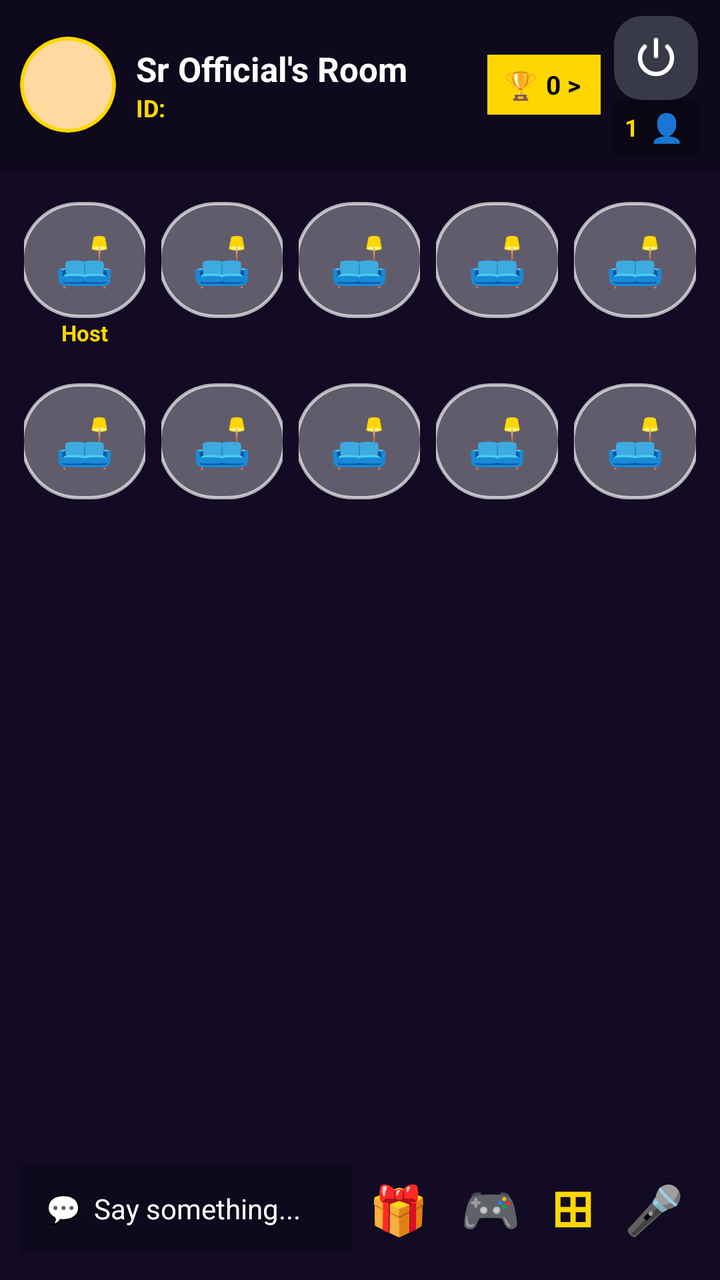
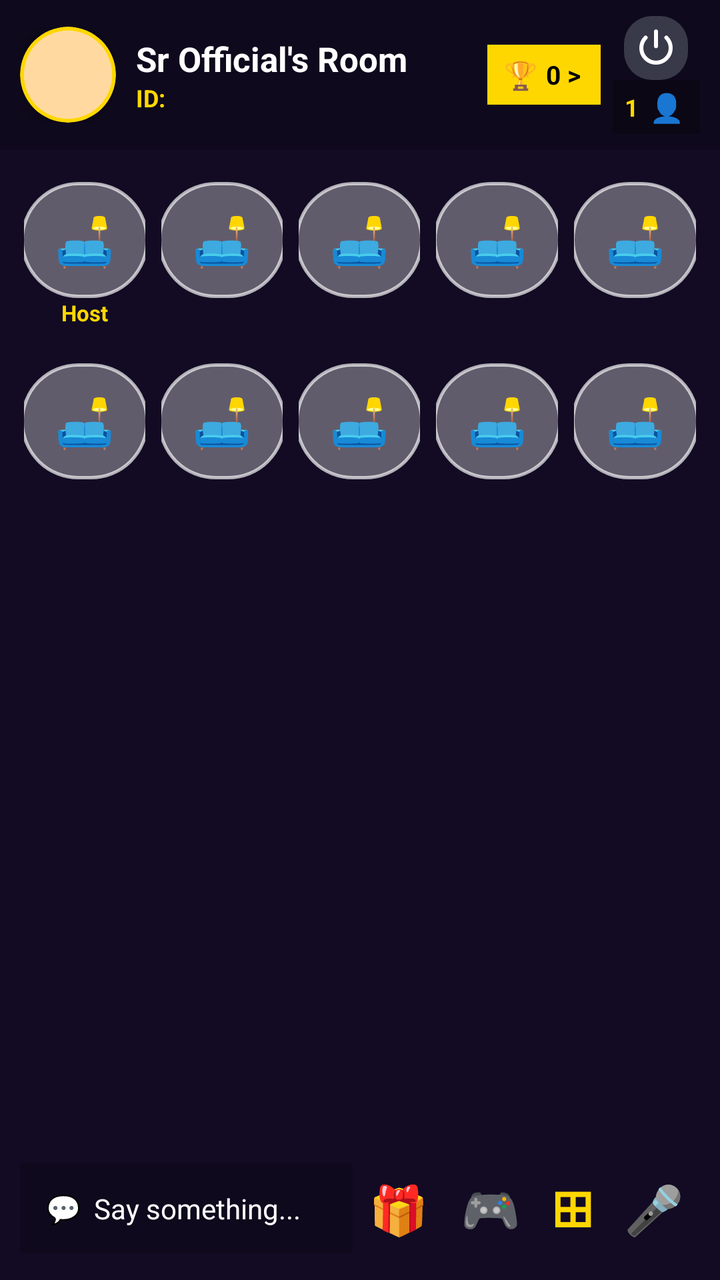

Before-and-after screenshots of an Android layout around one commit, followed by the original layout XML and the change that was made.
<!-- AndroidManifest.xml: activity theme Theme.SRVoiceChat -->
<!-- res/layout/activity_voice_room.xml -->
<?xml version="1.0" encoding="utf-8"?>
<FrameLayout xmlns:android="http://schemas.android.com/apk/res/android"
    xmlns:app="http://schemas.android.com/apk/res-auto"
    android:layout_width="match_parent"
    android:layout_height="match_parent"
    android:background="#1B1035">

    <ImageView
        android:id="@+id/imgRoomBackground"
        android:layout_width="match_parent"
        android:layout_height="match_parent"
        android:scaleType="centerCrop"
        android:background="#1B1035" />

    <View
        android:layout_width="match_parent"
        android:layout_height="match_parent"
        android:background="#55000000" />

    <LinearLayout
        android:layout_width="match_parent"
        android:layout_height="match_parent"
        android:orientation="vertical">

        
        <LinearLayout
            android:layout_width="match_parent"
            android:layout_height="wrap_content"
            android:orientation="horizontal"
            android:gravity="center_vertical"
            android:background="#33000000"
            android:paddingStart="10dp"
            android:paddingEnd="10dp"
            android:paddingTop="8dp"
            android:paddingBottom="8dp">

            <FrameLayout
                android:layout_width="48dp"
                android:layout_height="48dp">

                <androidx.cardview.widget.CardView
                    android:layout_width="48dp"
                    android:layout_height="48dp"
                    app:cardCornerRadius="24dp"
                    app:cardElevation="6dp"
                    app:cardBackgroundColor="#FFD700">

                    <androidx.cardview.widget.CardView
                        android:layout_width="44dp"
                        android:layout_height="44dp"
                        android:layout_gravity="center"
                        app:cardCornerRadius="22dp"
                        app:cardElevation="0dp">

                        <ImageView
                            android:id="@+id/roomHeaderProfileImg"
                            android:layout_width="match_parent"
                            android:layout_height="match_parent"
                            android:scaleType="centerCrop"
                            android:background="#FFD9A0"
                            android:src="@mipmap/ic_launcher" />
                    </androidx.cardview.widget.CardView>
                </androidx.cardview.widget.CardView>

                <ImageView
                    android:id="@+id/roomHeaderHeadwearImg"
                    android:layout_width="26dp"
                    android:layout_height="26dp"
                    android:layout_gravity="top|end"
                    android:scaleType="centerCrop"
                    android:visibility="gone" />
            </FrameLayout>

            <LinearLayout
                android:layout_width="0dp"
                android:layout_height="wrap_content"
                android:layout_weight="1"
                android:orientation="vertical"
                android:paddingStart="10dp">

                <TextView
                    android:id="@+id/roomTitleText"
                    android:layout_width="wrap_content"
                    android:layout_height="wrap_content"
                    android:text="Sr Official's Room"
                    android:textColor="#FFFFFF"
                    android:textSize="17sp"
                    android:textStyle="bold"
                    android:maxLines="1"
                    android:ellipsize="end" />

                <TextView
                    android:id="@+id/roomInfoText"
                    android:layout_width="wrap_content"
                    android:layout_height="wrap_content"
                    android:text="ID: "
                    android:textColor="#FFD700"
                    android:textSize="12sp"
                    android:textStyle="bold" />

                <TextView
                    android:id="@+id/tvRoomName"
                    android:layout_width="wrap_content"
                    android:layout_height="wrap_content"
                    android:text="Voice Room"
                    android:visibility="gone" />

                <TextView
                    android:id="@+id/tvRoomId"
                    android:layout_width="wrap_content"
                    android:layout_height="wrap_content"
                    android:text="Room ID: "
                    android:visibility="gone" />

                <TextView
                    android:id="@+id/tvMyIdInRoom"
                    android:layout_width="wrap_content"
                    android:layout_height="wrap_content"
                    android:text="ID: "
                    android:visibility="gone" />
            </LinearLayout>

            <LinearLayout
                android:id="@+id/layoutRankingBanner"
                android:layout_width="wrap_content"
                android:layout_height="30dp"
                android:orientation="horizontal"
                android:gravity="center_vertical"
                android:background="#FFD700"
                android:paddingStart="8dp"
                android:paddingEnd="10dp"
                android:clickable="true"
                android:focusable="true">

                <TextView
                    android:id="@+id/btnInRoomRanking"
                    android:layout_width="wrap_content"
                    android:layout_height="wrap_content"
                    android:text="🏆"
                    android:textSize="14sp"
                    android:paddingEnd="4dp" />

                <TextView
                    android:id="@+id/textRankingTotalCoins"
                    android:layout_width="wrap_content"
                    android:layout_height="wrap_content"
                    android:text="0 &gt;"
                    android:textColor="#000000"
                    android:textSize="13sp"
                    android:textStyle="bold" />
            </LinearLayout>

            <TextView
                android:id="@+id/textRoomCoins"
                android:layout_width="wrap_content"
                android:layout_height="wrap_content"
                android:text="🪙 0"
                android:textColor="#FFFFFF"
                android:textSize="13sp"
                android:textStyle="bold"
                android:paddingStart="2dp"
                android:paddingEnd="6dp"
                android:visibility="gone" />

            <LinearLayout
                android:layout_width="wrap_content"
                android:layout_height="wrap_content"
                android:orientation="vertical"
                android:gravity="center"
                android:paddingStart="6dp">

                <ImageButton
                    android:id="@+id/btnPower"
                    android:layout_width="42dp"
                    android:layout_height="42dp"
                    android:background="@drawable/bg_power_button"
                    android:src="@drawable/ic_power_white"
                    android:scaleType="centerInside"
                    android:padding="9dp" />

                <LinearLayout
                    android:layout_width="wrap_content"
                    android:layout_height="wrap_content"
                    android:orientation="horizontal"
                    android:gravity="center_vertical"
                    android:background="#40000000"
                    android:paddingHorizontal="6dp"
                    android:paddingVertical="2dp">

                    <TextView
                        android:id="@+id/textOnlineCount"
                        android:layout_width="wrap_content"
                        android:layout_height="wrap_content"
                        android:text="1"
                        android:textColor="#FFD700"
                        android:textSize="12sp"
                        android:textStyle="bold" />

                    <TextView
                        android:id="@+id/btnOnlineList"
                        android:layout_width="wrap_content"
                        android:layout_height="wrap_content"
                        android:text=" 👤"
                        android:textSize="14sp"
                        android:padding="2dp" />
                </LinearLayout>
            </LinearLayout>
        </LinearLayout>

        <LinearLayout
            android:id="@+id/layoutOwnerTools"
            android:layout_width="match_parent"
            android:layout_height="wrap_content"
            android:orientation="horizontal"
            android:visibility="gone">

            <Button
                android:id="@+id/btnRoomSet"
                android:layout_width="0dp"
                android:layout_height="wrap_content"
                android:layout_weight="1"
                android:text="Room Set" />

            <Button
                android:id="@+id/btnRoomEdit"
                android:layout_width="0dp"
                android:layout_height="wrap_content"
                android:layout_weight="1"
                android:text="Edit Room" />
        </LinearLayout>

        <androidx.recyclerview.widget.RecyclerView
            android:id="@+id/rvOnline"
            android:layout_width="match_parent"
            android:layout_height="wrap_content"
            android:visibility="gone" />

        
        <LinearLayout
            android:layout_width="match_parent"
            android:layout_height="wrap_content"
            android:orientation="horizontal"
            android:weightSum="5"
            android:paddingTop="12dp"
            android:paddingStart="8dp"
            android:paddingEnd="8dp"
            android:paddingBottom="2dp">

            <LinearLayout
                android:id="@+id/seat_0"
                android:layout_width="0dp"
                android:layout_height="wrap_content"
                android:layout_weight="1"
                android:orientation="vertical"
                android:gravity="center"
                android:padding="4dp">

                <FrameLayout
                    android:layout_width="64dp"
                    android:layout_height="58dp"
                    android:background="@drawable/bg_sofa_seat">

                    <ImageView
                        android:id="@+id/seatImg_0"
                        android:layout_width="match_parent"
                        android:layout_height="match_parent"
                        android:scaleType="centerCrop"
                        android:visibility="gone" />

                    <TextView
                        android:id="@+id/seatLetter_0"
                        android:layout_width="match_parent"
                        android:layout_height="match_parent"
                        android:gravity="center"
                        android:text="🛋️"
                        android:textSize="24sp"
                        android:textColor="#FFFFFF" />
                </FrameLayout>

                <TextView
                    android:layout_width="wrap_content"
                    android:layout_height="wrap_content"
                    android:text="Host"
                    android:textSize="11sp"
                    android:textColor="#FFD700"
                    android:textStyle="bold" />
            </LinearLayout>

            <LinearLayout
                android:id="@+id/seat_1"
                android:layout_width="0dp"
                android:layout_height="wrap_content"
                android:layout_weight="1"
                android:orientation="vertical"
                android:gravity="center"
                android:padding="4dp">

                <FrameLayout
                    android:layout_width="64dp"
                    android:layout_height="58dp"
                    android:background="@drawable/bg_sofa_seat">

                    <ImageView
                        android:id="@+id/seatImg_1"
                        android:layout_width="match_parent"
                        android:layout_height="match_parent"
                        android:scaleType="centerCrop"
                        android:visibility="gone" />

                    <TextView
                        android:id="@+id/seatLetter_1"
                        android:layout_width="match_parent"
                        android:layout_height="match_parent"
                        android:gravity="center"
                        android:text="🛋️"
                        android:textSize="24sp"
                        android:textColor="#FFFFFF" />
                </FrameLayout>

                <TextView
                    android:layout_width="wrap_content"
                    android:layout_height="wrap_content"
                    android:text=""
                    android:textSize="11sp"
                    android:textColor="#FFFFFF"
                    android:textStyle="bold" />
            </LinearLayout>

            <LinearLayout
                android:id="@+id/seat_2"
                android:layout_width="0dp"
                android:layout_height="wrap_content"
                android:layout_weight="1"
                android:orientation="vertical"
                android:gravity="center"
                android:padding="4dp">

                <FrameLayout
                    android:layout_width="64dp"
                    android:layout_height="58dp"
                    android:background="@drawable/bg_sofa_seat">

                    <ImageView
                        android:id="@+id/seatImg_2"
                        android:layout_width="match_parent"
                        android:layout_height="match_parent"
                        android:scaleType="centerCrop"
                        android:visibility="gone" />

                    <TextView
                        android:id="@+id/seatLetter_2"
                        android:layout_width="match_parent"
                        android:layout_height="match_parent"
                        android:gravity="center"
                        android:text="🛋️"
                        android:textSize="24sp"
                        android:textColor="#FFFFFF" />
                </FrameLayout>

                <TextView
                    android:layout_width="wrap_content"
                    android:layout_height="wrap_content"
                    android:text=""
                    android:textSize="11sp"
                    android:textColor="#FFFFFF"
                    android:textStyle="bold" />
            </LinearLayout>

            <LinearLayout
                android:id="@+id/seat_3"
                android:layout_width="0dp"
                android:layout_height="wrap_content"
                android:layout_weight="1"
                android:orientation="vertical"
                android:gravity="center"
                android:padding="4dp">

                <FrameLayout
                    android:layout_width="64dp"
                    android:layout_height="58dp"
                    android:background="@drawable/bg_sofa_seat">

                    <ImageView
                        android:id="@+id/seatImg_3"
                        android:layout_width="match_parent"
                        android:layout_height="match_parent"
                        android:scaleType="centerCrop"
                        android:visibility="gone" />

                    <TextView
                        android:id="@+id/seatLetter_3"
                        android:layout_width="match_parent"
                        android:layout_height="match_parent"
                        android:gravity="center"
                        android:text="🛋️"
                        android:textSize="24sp"
                        android:textColor="#FFFFFF" />
                </FrameLayout>

                <TextView
                    android:layout_width="wrap_content"
                    android:layout_height="wrap_content"
                    android:text=""
                    android:textSize="11sp"
                    android:textColor="#FFFFFF"
                    android:textStyle="bold" />
            </LinearLayout>

            <LinearLayout
                android:id="@+id/seat_4"
                android:layout_width="0dp"
                android:layout_height="wrap_content"
                android:layout_weight="1"
                android:orientation="vertical"
                android:gravity="center"
                android:padding="4dp">

                <FrameLayout
                    android:layout_width="64dp"
                    android:layout_height="58dp"
                    android:background="@drawable/bg_sofa_seat">

                    <ImageView
                        android:id="@+id/seatImg_4"
                        android:layout_width="match_parent"
                        android:layout_height="match_parent"
                        android:scaleType="centerCrop"
                        android:visibility="gone" />

                    <TextView
                        android:id="@+id/seatLetter_4"
                        android:layout_width="match_parent"
                        android:layout_height="match_parent"
                        android:gravity="center"
                        android:text="🛋️"
                        android:textSize="24sp"
                        android:textColor="#FFFFFF" />
                </FrameLayout>

                <TextView
                    android:layout_width="wrap_content"
                    android:layout_height="wrap_content"
                    android:text=""
                    android:textSize="11sp"
                    android:textColor="#FFFFFF"
                    android:textStyle="bold" />
            </LinearLayout>
        </LinearLayout>

        
        <LinearLayout
            android:layout_width="match_parent"
            android:layout_height="wrap_content"
            android:orientation="horizontal"
            android:weightSum="5"
            android:padding="8dp">

            <LinearLayout
                android:id="@+id/seat_5"
                android:layout_width="0dp"
                android:layout_height="wrap_content"
                android:layout_weight="1"
                android:orientation="vertical"
                android:gravity="center"
                android:padding="4dp">

                <FrameLayout
                    android:layout_width="64dp"
                    android:layout_height="58dp"
                    android:background="@drawable/bg_sofa_seat">

                    <ImageView
                        android:id="@+id/seatImg_5"
                        android:layout_width="match_parent"
                        android:layout_height="match_parent"
                        android:scaleType="centerCrop"
                        android:visibility="gone" />

                    <TextView
                        android:id="@+id/seatLetter_5"
                        android:layout_width="match_parent"
                        android:layout_height="match_parent"
                        android:gravity="center"
                        android:text="🛋️"
                        android:textSize="24sp"
                        android:textColor="#FFFFFF" />
                </FrameLayout>

                <TextView
                    android:layout_width="wrap_content"
                    android:layout_height="wrap_content"
                    android:text=""
                    android:textSize="11sp"
                    android:textColor="#FFFFFF"
                    android:textStyle="bold" />
            </LinearLayout>

            <LinearLayout
                android:id="@+id/seat_6"
                android:layout_width="0dp"
                android:layout_height="wrap_content"
                android:layout_weight="1"
                android:orientation="vertical"
                android:gravity="center"
                android:padding="4dp">

                <FrameLayout
                    android:layout_width="64dp"
                    android:layout_height="58dp"
                    android:background="@drawable/bg_sofa_seat">

                    <ImageView
                        android:id="@+id/seatImg_6"
                        android:layout_width="match_parent"
                        android:layout_height="match_parent"
                        android:scaleType="centerCrop"
                        android:visibility="gone" />

                    <TextView
                        android:id="@+id/seatLetter_6"
                        android:layout_width="match_parent"
                        android:layout_height="match_parent"
                        android:gravity="center"
                        android:text="🛋️"
                        android:textSize="24sp"
                        android:textColor="#FFFFFF" />
                </FrameLayout>

                <TextView
                    android:layout_width="wrap_content"
                    android:layout_height="wrap_content"
                    android:text=""
                    android:textSize="11sp"
                    android:textColor="#FFFFFF"
                    android:textStyle="bold" />
            </LinearLayout>

            <LinearLayout
                android:id="@+id/seat_7"
                android:layout_width="0dp"
                android:layout_height="wrap_content"
                android:layout_weight="1"
                android:orientation="vertical"
                android:gravity="center"
                android:padding="4dp">

                <FrameLayout
                    android:layout_width="64dp"
                    android:layout_height="58dp"
                    android:background="@drawable/bg_sofa_seat">

                    <ImageView
                        android:id="@+id/seatImg_7"
                        android:layout_width="match_parent"
                        android:layout_height="match_parent"
                        android:scaleType="centerCrop"
                        android:visibility="gone" />

                    <TextView
                        android:id="@+id/seatLetter_7"
                        android:layout_width="match_parent"
                        android:layout_height="match_parent"
                        android:gravity="center"
                        android:text="🛋️"
                        android:textSize="24sp"
                        android:textColor="#FFFFFF" />
                </FrameLayout>

                <TextView
                    android:layout_width="wrap_content"
                    android:layout_height="wrap_content"
                    android:text=""
                    android:textSize="11sp"
                    android:textColor="#FFFFFF"
                    android:textStyle="bold" />
            </LinearLayout>

            <LinearLayout
                android:id="@+id/seat_8"
                android:layout_width="0dp"
                android:layout_height="wrap_content"
                android:layout_weight="1"
                android:orientation="vertical"
                android:gravity="center"
                android:padding="4dp">

                <FrameLayout
                    android:layout_width="64dp"
                    android:layout_height="58dp"
                    android:background="@drawable/bg_sofa_seat">

                    <ImageView
                        android:id="@+id/seatImg_8"
                        android:layout_width="match_parent"
                        android:layout_height="match_parent"
                        android:scaleType="centerCrop"
                        android:visibility="gone" />

                    <TextView
                        android:id="@+id/seatLetter_8"
                        android:layout_width="match_parent"
                        android:layout_height="match_parent"
                        android:gravity="center"
                        android:text="🛋️"
                        android:textSize="24sp"
                        android:textColor="#FFFFFF" />
                </FrameLayout>

                <TextView
                    android:layout_width="wrap_content"
                    android:layout_height="wrap_content"
                    android:text=""
                    android:textSize="11sp"
                    android:textColor="#FFFFFF"
                    android:textStyle="bold" />
            </LinearLayout>

            <LinearLayout
                android:id="@+id/seat_9"
                android:layout_width="0dp"
                android:layout_height="wrap_content"
                android:layout_weight="1"
                android:orientation="vertical"
                android:gravity="center"
                android:padding="4dp">

                <FrameLayout
                    android:layout_width="64dp"
                    android:layout_height="58dp"
                    android:background="@drawable/bg_sofa_seat">

                    <ImageView
                        android:id="@+id/seatImg_9"
                        android:layout_width="match_parent"
                        android:layout_height="match_parent"
                        android:scaleType="centerCrop"
                        android:visibility="gone" />

                    <TextView
                        android:id="@+id/seatLetter_9"
                        android:layout_width="match_parent"
                        android:layout_height="match_parent"
                        android:gravity="center"
                        android:text="🛋️"
                        android:textSize="24sp"
                        android:textColor="#FFFFFF" />
                </FrameLayout>

                <TextView
                    android:layout_width="wrap_content"
                    android:layout_height="wrap_content"
                    android:text=""
                    android:textSize="11sp"
                    android:textColor="#FFFFFF"
                    android:textStyle="bold" />
            </LinearLayout>
        </LinearLayout>

        
        <TextView
            android:id="@+id/roomNoticeBarText"
            android:layout_width="match_parent"
            android:layout_height="wrap_content"
            android:visibility="gone"
            android:background="@android:color/transparent"
            android:textColor="#FFD700"
            android:textSize="13sp"
            android:textStyle="bold"
            android:paddingStart="12dp"
            android:paddingEnd="12dp"
            android:paddingTop="8dp"
            android:paddingBottom="8dp"
            android:layout_marginStart="10dp"
            android:layout_marginEnd="10dp"
            android:maxLines="2"
            android:ellipsize="end" />

        <ScrollView
            android:id="@+id/chatScrollView"
            android:layout_width="match_parent"
            android:layout_height="0dp"
            android:layout_weight="1">

            <LinearLayout
                android:id="@+id/chatListContainer"
                android:layout_width="match_parent"
                android:layout_height="wrap_content"
                android:orientation="vertical"
                android:padding="8dp"
                android:background="@android:color/transparent" />
        </ScrollView>

        
        <LinearLayout
            android:id="@+id/bottomBarContainer"
            android:layout_width="match_parent"
            android:layout_height="wrap_content"
            android:orientation="horizontal"
            android:gravity="center_vertical"
            android:background="@android:color/transparent"
            android:padding="10dp">

            <TextView
                android:id="@+id/btnOpenChat"
                android:layout_width="0dp"
                android:layout_height="wrap_content"
                android:layout_weight="1"
                android:text="💬  Say something..."
                android:textColor="#FFFFFF"
                android:textSize="14sp"
                android:background="#33000000"
                android:padding="13dp" />

            <TextView
                android:id="@+id/btnGiftBox"
                android:layout_width="wrap_content"
                android:layout_height="wrap_content"
                android:text="🎁"
                android:textSize="24sp"
                android:padding="8dp" />

            <TextView
                android:id="@+id/btnGame"
                android:layout_width="wrap_content"
                android:layout_height="wrap_content"
                android:text="🎮"
                android:textSize="24sp"
                android:padding="8dp" />

            <TextView
                android:id="@+id/btnRoomTools"
                android:layout_width="wrap_content"
                android:layout_height="wrap_content"
                android:text="⊞"
                android:textSize="26sp"
                android:textColor="#FFD700"
                android:textStyle="bold"
                android:padding="8dp" />

            <TextView
                android:id="@+id/btnMicToggle"
                android:layout_width="wrap_content"
                android:layout_height="wrap_content"
                android:text="🎤"
                android:textSize="24sp"
                android:padding="8dp" />
        </LinearLayout>

        <LinearLayout
            android:id="@+id/chatPopupBar"
            android:layout_width="match_parent"
            android:layout_height="wrap_content"
            android:orientation="horizontal"
            android:gravity="center_vertical"
            android:visibility="gone"
            android:background="@android:color/transparent"
            android:padding="8dp">

            <EditText
                android:id="@+id/inputChatMessage"
                android:layout_width="0dp"
                android:layout_height="wrap_content"
                android:layout_weight="1"
                android:hint="Type message..."
                android:textColor="#FFFFFF"
                android:textColorHint="#AAAAAA"
                android:textSize="14sp"
                android:background="#33000000"
                android:padding="12dp" />

            <TextView
                android:id="@+id/btnChatOption"
                android:layout_width="wrap_content"
                android:layout_height="wrap_content"
                android:text="Send"
                android:textColor="#000000"
                android:textStyle="bold"
                android:background="#FFD700"
                android:padding="12dp" />
        </LinearLayout>
    </LinearLayout>
</FrameLayout>
<!-- resources referenced by this layout -->
<resources>
  <!-- drawable bg_power_button (drawable) -->
  <?xml version="1.0" encoding="utf-8"?>
  <shape xmlns:android="http://schemas.android.com/apk/res/android"
      android:shape="rectangle">
      <corners android:radius="14dp" />
      <solid android:color="#4D9AAAB0" />
  </shape>
  <!-- drawable bg_sofa_seat (drawable) -->
  <?xml version="1.0" encoding="utf-8"?>
  <shape xmlns:android="http://schemas.android.com/apk/res/android"
      android:shape="rectangle">
      <corners android:radius="28dp" />
      <solid android:color="#55FFFFFF" />
      <stroke android:width="1.5dp" android:color="#AAFFFFFF" />
  </shape>
  <!-- drawable ic_power_white (drawable) -->
  <?xml version="1.0" encoding="utf-8"?>
  <vector xmlns:android="http://schemas.android.com/apk/res/android"
      android:width="24dp"
      android:height="24dp"
      android:viewportWidth="24"
      android:viewportHeight="24">
      <path
          android:strokeColor="#FFFFFF"
          android:strokeWidth="2.2"
          android:strokeLineCap="round"
          android:pathData="M12,3 L12,11" />
      <path
          android:fillColor="#00000000"
          android:strokeColor="#FFFFFF"
          android:strokeWidth="2.2"
          android:strokeLineCap="round"
          android:pathData="M17.66,6.34 A8,8 0 1,1 6.34,6.34" />
  </vector>
  <!-- mipmap ic_launcher (mipmap-anydpi-v26) -->
  <?xml version="1.0" encoding="utf-8"?>
  <adaptive-icon xmlns:android="http://schemas.android.com/apk/res/android">
      <background android:drawable="@color/ic_launcher_background" />
      <foreground android:drawable="@drawable/ic_launcher_foreground" />
  </adaptive-icon>
  <style name="Theme.SRVoiceChat" parent="Theme.Material3.DayNight.NoActionBar">
          <item name="colorPrimary">#FF4081</item>
          <item name="android:statusBarColor">#FF4081</item>
          <item name="android:windowLightStatusBar">true</item>
      </style>
  <color name="ic_launcher_background">#FF4081</color>
  <!-- drawable ic_launcher_foreground (drawable) -->
  <?xml version="1.0" encoding="utf-8"?>
  <vector xmlns:android="http://schemas.android.com/apk/res/android"
      android:width="108dp"
      android:height="108dp"
      android:viewportWidth="108"
      android:viewportHeight="108">
      <path
          android:fillColor="#FF4081"
          android:pathData="M54,54m-48,0a48,48 0,1 1,96 0a48,48 0,1 1,-96 0" />
      <path
          android:fillColor="#FFFFFF"
          android:pathData="M54,30c-6.6,0 -12,5.4 -12,12v14c0,6.6 5.4,12 12,12s12,-5.4 12,-12V42c0,-6.6 -5.4,-12 -12,-12z" />
      <path
          android:fillColor="#FFFFFF"
          android:pathData="M32,56c0,12.1 9.9,22 22,22s22,-9.9 22,-22h-6c0,8.8 -7.2,16 -16,16s-16,-7.2 -16,-16h-6z" />
      <path
          android:fillColor="#FFFFFF"
          android:pathData="M54,76v10h0c-1.1,0 -2,0.9 -2,2s0.9,2 2,2s2,-0.9 2,-2V76h-2z" />
  </vector>
</resources>

<!-- the commit's change to res/layout/activity_voice_room.xml (unified diff, before → after) -->
@@ -171,12 +171,12 @@
 
                 <ImageButton
                     android:id="@+id/btnPower"
-                    android:layout_width="42dp"
-                    android:layout_height="42dp"
+                    android:layout_width="32dp"
+                    android:layout_height="32dp"
                     android:background="@drawable/bg_power_button"
                     android:src="@drawable/ic_power_white"
                     android:scaleType="centerInside"
-                    android:padding="9dp" />
+                    android:padding="5dp" />
 
                 <LinearLayout
                     android:layout_width="wrap_content"
